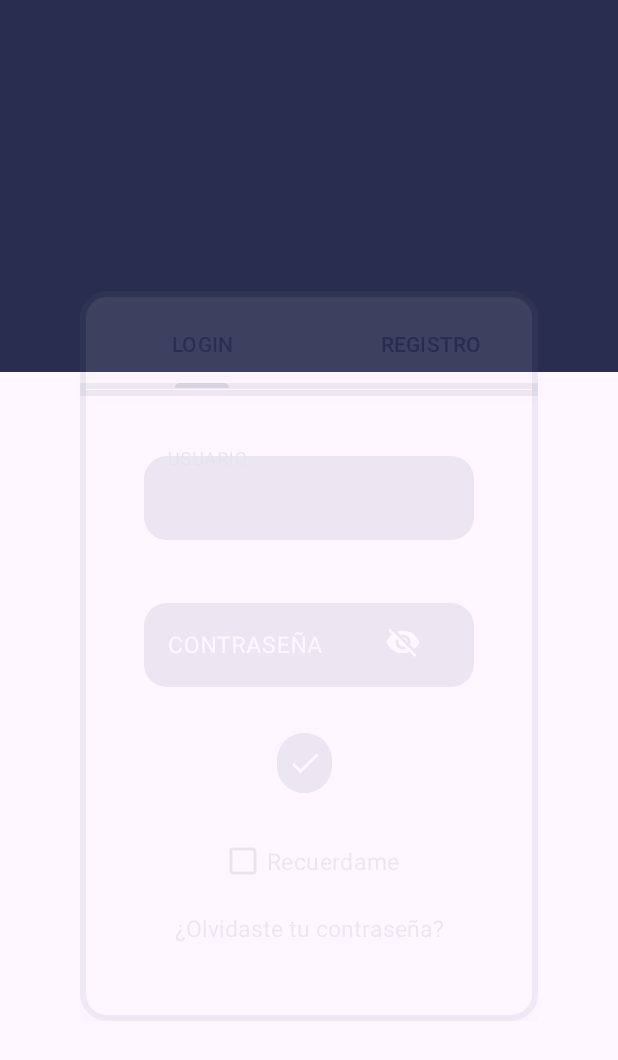
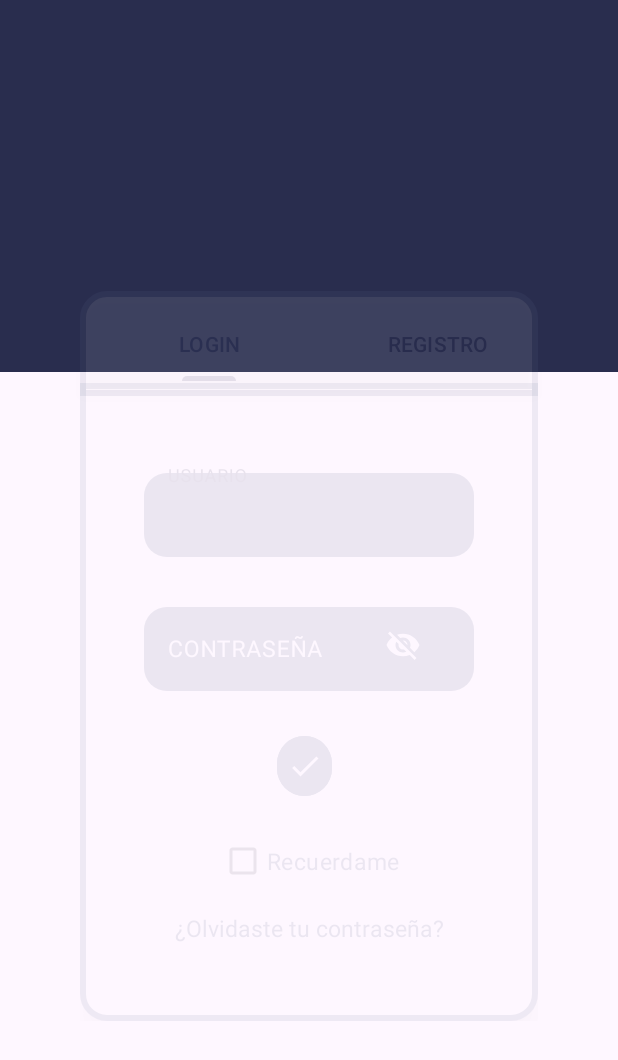
Before and after one commit to Chettyninho/ClosetLogic, an Android app: the screen it shows after launch (MainLoginRegistro), on a phone screen of 412 x 824 dp. Shown: the top 1060 px of the screen. Run offline under Robolectric (Android 15) with nearby library versions, the phone set to English and light mode, and no system bars.

Commit message:
un pequeño cambio de registro para que se vea mejor

```diff
--- a/GoodCloset/app/src/main/res/layout/activity_main_login_registro.xml
+++ b/GoodCloset/app/src/main/res/layout/activity_main_login_registro.xml
@@ -27,7 +27,7 @@
         android:id="@+id/tabLayout"
         android:layout_width="0dp"
         android:layout_height="70dp"
-        android:padding="5dp"
+        android:padding="10dp"
         android:elevation="5dp"
         android:background="@drawable/tabslayout_border"
         app:tabTextColor="@color/firstcolor"
--- a/GoodCloset/app/src/main/res/layout/fragment_log_in.xml
+++ b/GoodCloset/app/src/main/res/layout/fragment_log_in.xml
@@ -123,14 +123,14 @@
         android:layout_width="wrap_content"
         android:layout_height="wrap_content"
         android:orientation="horizontal"
-        app:layout_constraintGuide_percent="0.09" />
+        app:layout_constraintGuide_percent="0.12" />
 
     <androidx.constraintlayout.widget.Guideline
         android:id="@+id/guideline27"
         android:layout_width="wrap_content"
         android:layout_height="wrap_content"
         android:orientation="horizontal"
-        app:layout_constraintGuide_percent="0.26" />
+        app:layout_constraintGuide_percent="0.28" />
 
     <androidx.constraintlayout.widget.Guideline
         android:id="@+id/guideline28"
@@ -158,7 +158,7 @@
         android:layout_width="wrap_content"
         android:layout_height="wrap_content"
         android:orientation="horizontal"
-        app:layout_constraintGuide_percent="0.48" />
+        app:layout_constraintGuide_percent="0.49" />
 
     <Button
         android:id="@+id/enviarLogin"
```
